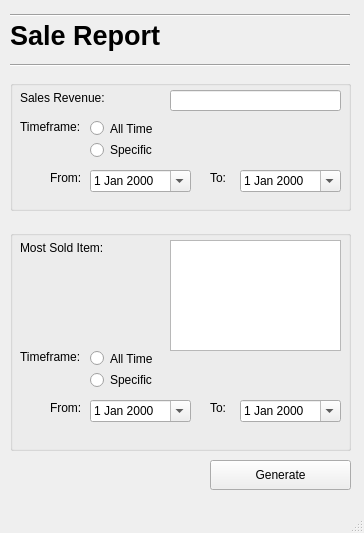
Qt form Screens/SaleReport.ui (basil-ali-khan/Inventory-Management-System) before a commit.
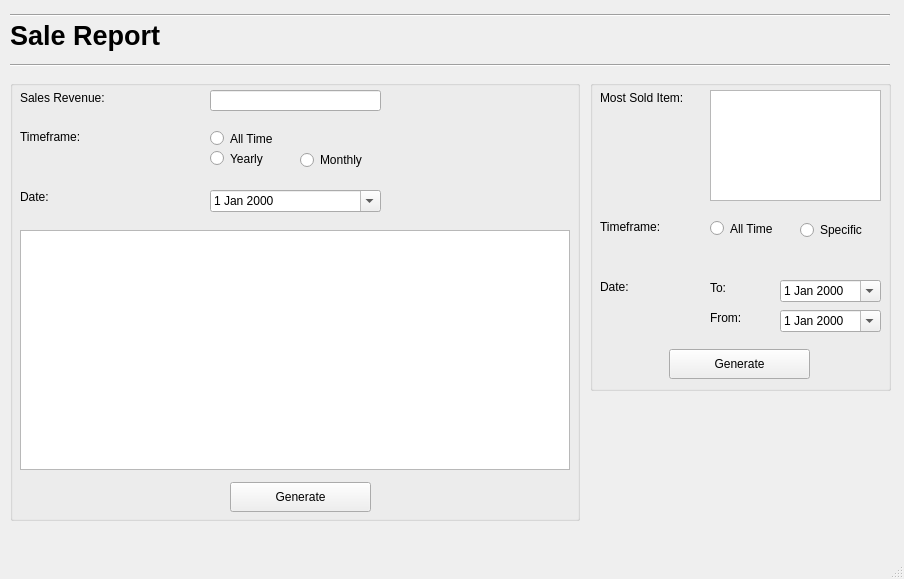
The same form after that commit.

Diff of the .ui file:
```diff
--- a/Screens/SaleReport.ui
+++ b/Screens/SaleReport.ui
@@ -6,8 +6,8 @@
    <rect>
     <x>0</x>
     <y>0</y>
-    <width>364</width>
-    <height>533</height>
+    <width>904</width>
+    <height>579</height>
    </rect>
   </property>
   <property name="windowTitle">
@@ -19,7 +19,7 @@
      <rect>
       <x>10</x>
       <y>0</y>
-      <width>340</width>
+      <width>880</width>
       <height>31</height>
      </rect>
     </property>
@@ -39,7 +39,7 @@
      <rect>
       <x>10</x>
       <y>50</y>
-      <width>340</width>
+      <width>880</width>
       <height>31</height>
      </rect>
     </property>
@@ -79,8 +79,8 @@
      <rect>
       <x>10</x>
       <y>80</y>
-      <width>341</width>
-      <height>131</height>
+      <width>570</width>
+      <height>441</height>
      </rect>
     </property>
     <property name="title">
@@ -102,7 +102,7 @@
     <widget class="QLineEdit" name="moneytext">
      <property name="geometry">
       <rect>
-       <x>160</x>
+       <x>200</x>
        <y>10</y>
        <width>171</width>
        <height>21</height>
@@ -113,7 +113,7 @@
      <property name="geometry">
       <rect>
        <x>10</x>
-       <y>40</y>
+       <y>50</y>
        <width>70</width>
        <height>13</height>
       </rect>
@@ -125,8 +125,8 @@
     <widget class="QRadioButton" name="radioButton">
      <property name="geometry">
       <rect>
-       <x>80</x>
-       <y>40</y>
+       <x>200</x>
+       <y>50</y>
        <width>82</width>
        <height>17</height>
       </rect>
@@ -138,22 +138,35 @@
     <widget class="QRadioButton" name="radioButton_2">
      <property name="geometry">
       <rect>
-       <x>80</x>
-       <y>60</y>
+       <x>200</x>
+       <y>70</y>
+       <width>82</width>
+       <height>17</height>
+      </rect>
+     </property>
+     <property name="text">
+      <string>Yearly</string>
+     </property>
+    </widget>
+    <widget class="QRadioButton" name="radioButton_monthly">
+     <property name="geometry">
+      <rect>
+       <x>290</x>
+       <y>70</y>
        <width>82</width>
        <height>20</height>
       </rect>
      </property>
      <property name="text">
-      <string>Specific</string>
+      <string>Monthly</string>
      </property>
     </widget>
     <widget class="QDateEdit" name="moneyto">
      <property name="geometry">
       <rect>
-       <x>230</x>
-       <y>90</y>
-       <width>101</width>
+       <x>200</x>
+       <y>110</y>
+       <width>171</width>
        <height>22</height>
       </rect>
      </property>
@@ -164,50 +177,47 @@
     <widget class="QLabel" name="label_7">
      <property name="geometry">
       <rect>
-       <x>40</x>
-       <y>90</y>
-       <width>55</width>
-       <height>16</height>
+       <x>10</x>
+       <y>110</y>
+       <width>70</width>
+       <height>13</height>
       </rect>
      </property>
      <property name="text">
-      <string>From:</string>
+      <string>Date:</string>
      </property>
     </widget>
-    <widget class="QLabel" name="label_6">
+    <widget class="QTableWidget" name="revenueTable">
      <property name="geometry">
       <rect>
-       <x>200</x>
-       <y>90</y>
-       <width>21</width>
-       <height>16</height>
+       <x>10</x>
+       <y>150</y>
+       <width>550</width>
+       <height>240</height>
       </rect>
      </property>
+    </widget>
+    <widget class="QPushButton" name="generateRevenueButton">
+     <property name="geometry">
+      <rect>
+       <x>220</x>
+       <y>402</y>
+       <width>141</width>
+       <height>30</height>
+      </rect>
+     </property>
      <property name="text">
-      <string>To:</string>
+      <string>Generate</string>
      </property>
     </widget>
    </widget>
-   <widget class="QDateEdit" name="moneyfrom">
-    <property name="geometry">
-     <rect>
-      <x>90</x>
-      <y>170</y>
-      <width>101</width>
-      <height>22</height>
-     </rect>
-    </property>
-    <property name="calendarPopup">
-     <bool>true</bool>
-    </property>
-   </widget>
    <widget class="QGroupBox" name="groupBox_2">
     <property name="geometry">
      <rect>
-      <x>10</x>
-      <y>230</y>
-      <width>341</width>
-      <height>221</height>
+      <x>590</x>
+      <y>80</y>
+      <width>301</width>
+      <height>311</height>
      </rect>
     </property>
     <property name="title">
@@ -230,7 +240,7 @@
      <property name="geometry">
       <rect>
        <x>10</x>
-       <y>120</y>
+       <y>140</y>
        <width>70</width>
        <height>13</height>
       </rect>
@@ -242,8 +252,8 @@
     <widget class="QRadioButton" name="radioButton_3">
      <property name="geometry">
       <rect>
-       <x>80</x>
-       <y>120</y>
+       <x>120</x>
+       <y>140</y>
        <width>82</width>
        <height>17</height>
       </rect>
@@ -255,7 +265,7 @@
     <widget class="QRadioButton" name="radioButton_4">
      <property name="geometry">
       <rect>
-       <x>80</x>
+       <x>210</x>
        <y>140</y>
        <width>82</width>
        <height>20</height>
@@ -268,8 +278,8 @@
     <widget class="QDateEdit" name="itemTo">
      <property name="geometry">
       <rect>
-       <x>230</x>
-       <y>170</y>
+       <x>190</x>
+       <y>200</y>
        <width>101</width>
        <height>22</height>
       </rect>
@@ -281,8 +291,8 @@
     <widget class="QLabel" name="label_8">
      <property name="geometry">
       <rect>
-       <x>40</x>
-       <y>170</y>
+       <x>120</x>
+       <y>230</y>
        <width>55</width>
        <height>16</height>
       </rect>
@@ -294,8 +304,8 @@
     <widget class="QLabel" name="label_9">
      <property name="geometry">
       <rect>
-       <x>200</x>
-       <y>170</y>
+       <x>120</x>
+       <y>200</y>
        <width>21</width>
        <height>16</height>
       </rect>
@@ -307,8 +317,8 @@
     <widget class="QDateEdit" name="itemFrom">
      <property name="geometry">
       <rect>
-       <x>80</x>
-       <y>170</y>
+       <x>190</x>
+       <y>230</y>
        <width>101</width>
        <height>22</height>
       </rect>
@@ -320,26 +330,39 @@
     <widget class="QTextBrowser" name="itemText">
      <property name="geometry">
       <rect>
-       <x>160</x>
+       <x>120</x>
        <y>10</y>
        <width>171</width>
        <height>111</height>
       </rect>
      </property>
     </widget>
-   </widget>
-   <widget class="QPushButton" name="generateButton">
-    <property name="geometry">
-     <rect>
-      <x>210</x>
-      <y>460</y>
-      <width>141</width>
-      <height>30</height>
-     </rect>
-    </property>
-    <property name="text">
-     <string>Generate</string>
-    </property>
+    <widget class="QLabel" name="label_10">
+     <property name="geometry">
+      <rect>
+       <x>10</x>
+       <y>200</y>
+       <width>70</width>
+       <height>13</height>
+      </rect>
+     </property>
+     <property name="text">
+      <string>Date:</string>
+     </property>
+    </widget>
+    <widget class="QPushButton" name="generateItemButton">
+     <property name="geometry">
+      <rect>
+       <x>79</x>
+       <y>269</y>
+       <width>141</width>
+       <height>30</height>
+      </rect>
+     </property>
+     <property name="text">
+      <string>Generate</string>
+     </property>
+    </widget>
    </widget>
   </widget>
   <widget class="QMenuBar" name="menubar">
```
Left out of the diff: 14 changed lines with no effect on the pictures.
